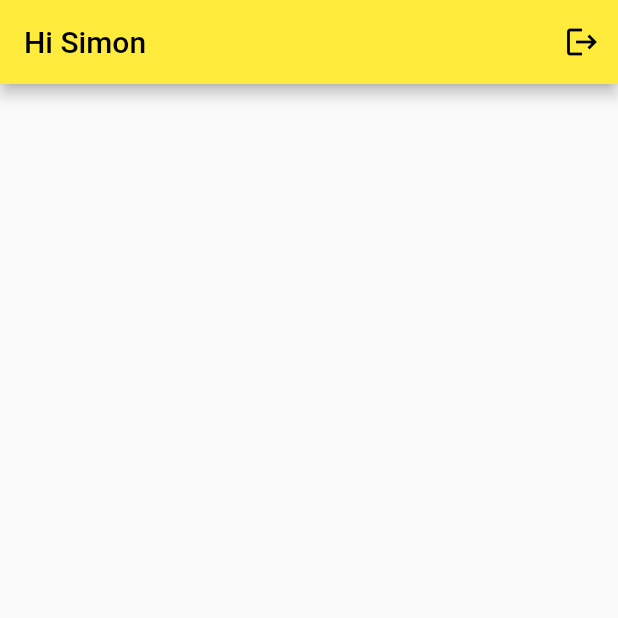
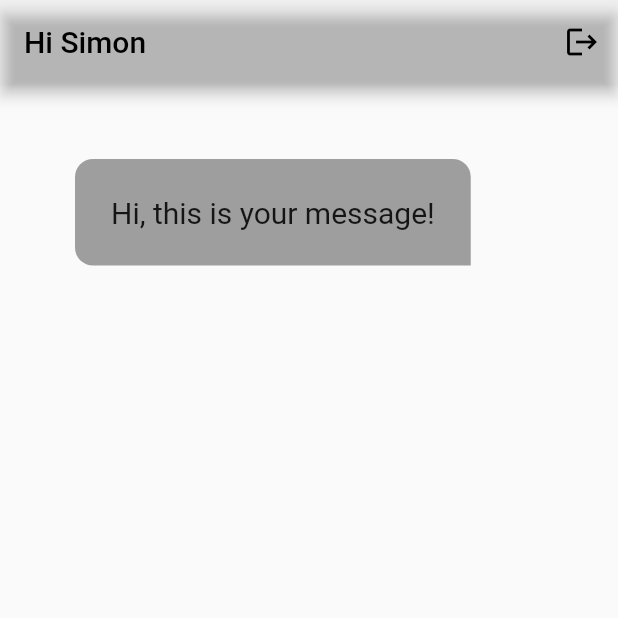
Before and after one commit to simonjv01/chat_app, a Flutter app: the screen it shows after launch, on a phone screen of 412 x 824 dp, the top half of it. Run offline on Flutter 3.47's test engine with Material 2 defaults, Android fonts, the phone set to English and light mode, and no system bars.

Commit message:
added chat bubble

```diff
--- a/lib/chat_page.dart
+++ b/lib/chat_page.dart
@@ -8,6 +8,7 @@ class ChatPage extends StatelessWidget {
   Widget build(BuildContext context) {
     return Scaffold(
       appBar: AppBar(
+        backgroundColor: Colors.transparent,
         title: const Text('Hi Simon'),
         actions: [
           IconButton(
@@ -18,7 +19,21 @@ class ChatPage extends StatelessWidget {
         ],
 
       ),
-      body: Container(),
+      body: Container(
+        padding: const EdgeInsets.all(24),
+        margin: const EdgeInsets.all(50),
+        decoration: const BoxDecoration(
+          color: Colors.grey,
+          borderRadius: BorderRadius.only(
+              topLeft: Radius.circular(12),
+              topRight: Radius.circular(12),
+              bottomLeft: Radius.circular(12)
+        ),
+      ),
+        child: const Text('Hi, this is your message!',
+          style: TextStyle(fontSize: 20)
+        ),
+    )
     );
   }
 }
```
